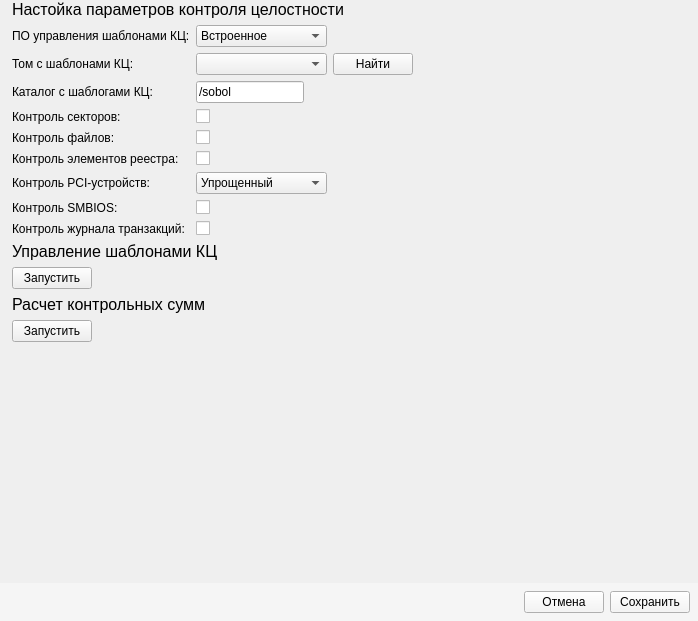
Above: panels/IntegrityControlPanel.ui from m6v/sobol before the change. Below: the same form after it.
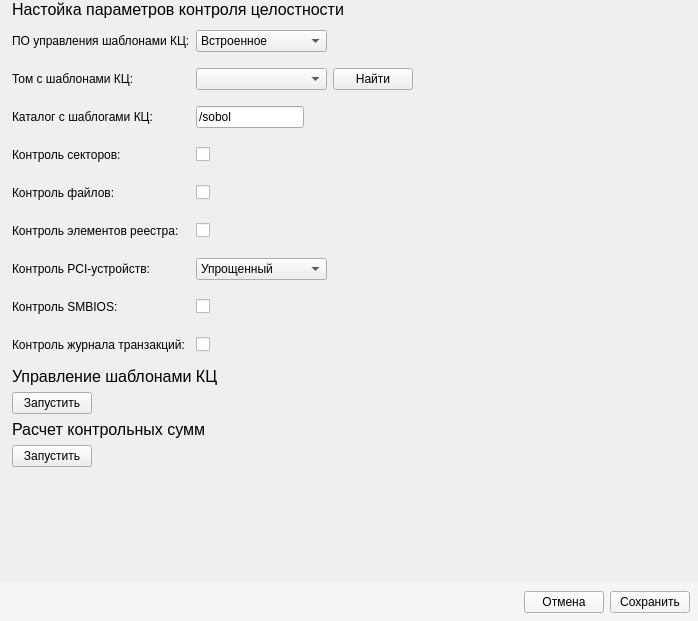
That is the form after the change. Custom widgets are drawn as their Qt base class.

Commit message: Set uniform rows height

The edit to the form file:
```diff
--- a/panels/IntegrityControlPanel.ui
+++ b/panels/IntegrityControlPanel.ui
@@ -53,6 +53,12 @@
        </property>
        <item row="0" column="0">
         <widget class="QLabel" name="templates_ctl_software_label">
+         <property name="minimumSize">
+          <size>
+           <width>0</width>
+           <height>32</height>
+          </size>
+         </property>
          <property name="text">
           <string>ПО управления шаблонами КЦ:</string>
          </property>
@@ -74,6 +80,12 @@
        </item>
        <item row="1" column="0">
         <widget class="QLabel" name="templates_volume_label">
+         <property name="minimumSize">
+          <size>
+           <width>0</width>
+           <height>32</height>
+          </size>
+         </property>
          <property name="text">
           <string>Том с шаблонами КЦ:</string>
          </property>
@@ -91,6 +103,12 @@
        </item>
        <item row="2" column="0">
         <widget class="QLabel" name="templates_dir_label">
+         <property name="minimumSize">
+          <size>
+           <width>0</width>
+           <height>32</height>
+          </size>
+         </property>
          <property name="text">
           <string>Каталог с шаблогами КЦ:</string>
          </property>
@@ -120,6 +138,12 @@
        </item>
        <item row="3" column="0">
         <widget class="QLabel" name="sectors_ctl_label">
+         <property name="minimumSize">
+          <size>
+           <width>0</width>
+           <height>32</height>
+          </size>
+         </property>
          <property name="text">
           <string>Контроль секторов:</string>
          </property>
@@ -127,6 +151,12 @@
        </item>
        <item row="4" column="0">
         <widget class="QLabel" name="files_ctl_label">
+         <property name="minimumSize">
+          <size>
+           <width>0</width>
+           <height>32</height>
+          </size>
+         </property>
          <property name="text">
           <string>Контроль файлов:</string>
          </property>
@@ -134,6 +164,12 @@
        </item>
        <item row="5" column="0">
         <widget class="QLabel" name="registry_ctl_label">
+         <property name="minimumSize">
+          <size>
+           <width>0</width>
+           <height>32</height>
+          </size>
+         </property>
          <property name="text">
           <string>Контроль элементов реестра:</string>
          </property>
@@ -141,6 +177,12 @@
        </item>
        <item row="6" column="0">
         <widget class="QLabel" name="pci_dev_ctl_label">
+         <property name="minimumSize">
+          <size>
+           <width>0</width>
+           <height>32</height>
+          </size>
+         </property>
          <property name="text">
           <string>Контроль PCI-устройств:</string>
          </property>
@@ -167,6 +209,12 @@
        </item>
        <item row="7" column="0">
         <widget class="QLabel" name="smbios_ctl_label">
+         <property name="minimumSize">
+          <size>
+           <width>0</width>
+           <height>32</height>
+          </size>
+         </property>
          <property name="text">
           <string>Контроль SMBIOS:</string>
          </property>
@@ -174,6 +222,12 @@
        </item>
        <item row="8" column="0">
         <widget class="QLabel" name="journal_ctl_label">
+         <property name="minimumSize">
+          <size>
+           <width>0</width>
+           <height>32</height>
+          </size>
+         </property>
          <property name="text">
           <string>Контроль журнала транзакций:</string>
          </property>
```
The commit also changes 8 other files.
